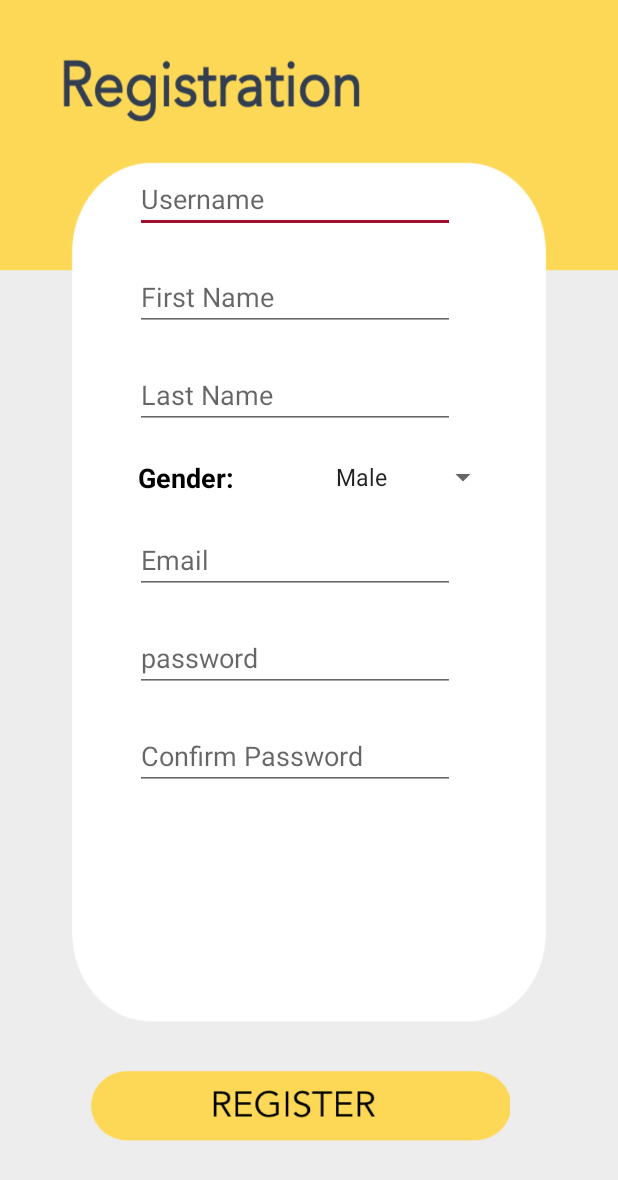
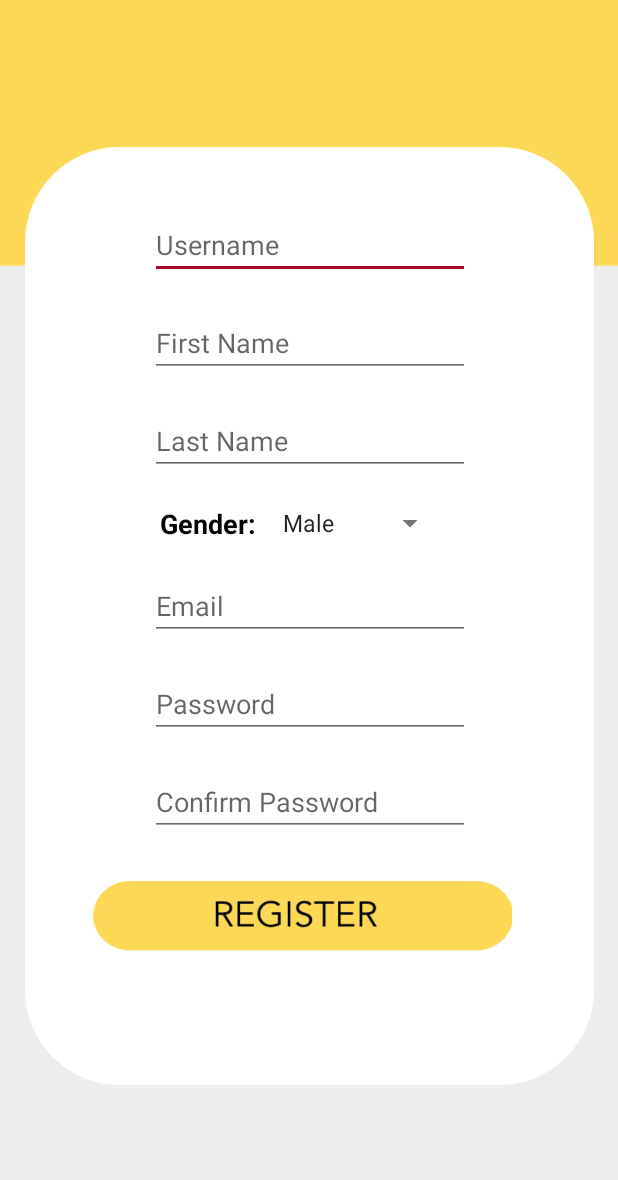
Before and after one commit to z5115095/WorldChef, an Android app: the screen it shows after launch (RegisterActivity), after a tap on "REGISTER NOW!", on a phone screen of 412 x 824 dp. Shown: the top 1180 px of the screen. Run offline under Robolectric (Android 15) with nearby library versions, the light colour scheme and no system bars.

Commit message:
Upgraded favourites, register, splash screen (made it 2 seconds)

```diff
--- a/app/src/main/java/com/example/worldchef/Activities/MainScreenActivity.java
+++ b/app/src/main/java/com/example/worldchef/Activities/MainScreenActivity.java
@@ -55,4 +55,5 @@ public class MainScreenActivity extends AppCompatActivity {
                 (R.id.mainscreen_fragmentB, newFragment).commit();
     }
 
+
 }
--- a/app/src/main/java/com/example/worldchef/Activities/SplashScreenActivity.java
+++ b/app/src/main/java/com/example/worldchef/Activities/SplashScreenActivity.java
@@ -28,7 +28,7 @@ public class SplashScreenActivity extends AppCompatActivity implements AsyncTask
     //Splash screen adapted from https://www.youtube.com/watch?v=jXtof6OUtcE
 
 
-    private static int SPLASH_TIME_OUT = 3000;
+    private static int SPLASH_TIME_OUT = 2000;
     @Override
     protected void onCreate(Bundle savedInstanceState) {
         super.onCreate(savedInstanceState);
--- a/app/src/main/java/com/example/worldchef/Fragments/NavigationFragment.java
+++ b/app/src/main/java/com/example/worldchef/Fragments/NavigationFragment.java
@@ -79,5 +79,4 @@ public class NavigationFragment extends Fragment {
 
 
 
-
 }
--- a/app/src/main/res/layout/activity_register.xml
+++ b/app/src/main/res/layout/activity_register.xml
@@ -4,110 +4,132 @@
     xmlns:tools="http://schemas.android.com/tools"
     android:layout_width="match_parent"
     android:layout_height="match_parent"
-    android:background="@drawable/registerscreen"
+    android:background="@drawable/quizscreenbackgroundnew"
     tools:context=".Activities.RegisterActivity">
+
+    <ImageView
+        android:id="@+id/register_square"
+        android:layout_width="379dp"
+        android:layout_height="640dp"
+        app:layout_constraintBottom_toBottomOf="parent"
+        app:layout_constraintEnd_toEndOf="parent"
+        app:layout_constraintStart_toStartOf="parent"
+        app:layout_constraintTop_toTopOf="parent"
+        app:layout_constraintVertical_bias="0.494"
+        app:srcCompat="@drawable/longsquareshape" />
 
     <EditText
         android:id="@+id/register_username"
         android:layout_width="wrap_content"
         android:layout_height="wrap_content"
-        android:layout_marginStart="90dp"
-        android:layout_marginTop="110dp"
+        android:layout_marginTop="50dp"
         android:ems="10"
         android:hint="@string/username"
         android:inputType="textPersonName"
-        app:layout_constraintStart_toStartOf="parent"
-        app:layout_constraintTop_toTopOf="parent" />
+        app:layout_constraintEnd_toEndOf="@+id/register_square"
+        app:layout_constraintStart_toStartOf="@+id/register_square"
+        app:layout_constraintTop_toTopOf="@+id/register_square" />
 
     <EditText
         android:id="@+id/register_email"
         android:layout_width="wrap_content"
         android:layout_height="wrap_content"
-        android:layout_marginStart="90dp"
         android:layout_marginTop="20dp"
         android:ems="10"
         android:hint="@string/register_email"
         android:inputType="textPersonName"
-        app:layout_constraintStart_toStartOf="parent"
+        app:layout_constraintEnd_toEndOf="@+id/register_square"
+        app:layout_constraintStart_toStartOf="@+id/register_square"
         app:layout_constraintTop_toBottomOf="@+id/register_gender_text" />
 
     <EditText
         android:id="@+id/register_password"
         android:layout_width="wrap_content"
         android:layout_height="wrap_content"
-        android:layout_marginStart="90dp"
         android:layout_marginTop="20dp"
         android:ems="10"
+        android:hint="@string/password"
         android:inputType="textPassword"
-        android:hint="@string/password"
-        app:layout_constraintStart_toStartOf="parent"
+        app:layout_constraintEnd_toEndOf="@+id/register_square"
+        app:layout_constraintStart_toStartOf="@+id/register_square"
         app:layout_constraintTop_toBottomOf="@+id/register_email" />
 
     <EditText
         android:id="@+id/register_confirmpassword"
         android:layout_width="wrap_content"
         android:layout_height="wrap_content"
-        android:layout_marginStart="90dp"
         android:layout_marginTop="20dp"
         android:ems="10"
         android:hint="@string/register_cpass"
         android:inputType="textPassword"
-        app:layout_constraintStart_toStartOf="parent"
+        app:layout_constraintEnd_toEndOf="@+id/register_square"
+        app:layout_constraintStart_toStartOf="@+id/register_square"
         app:layout_constraintTop_toBottomOf="@+id/register_password" />
 
     <Button
         android:id="@+id/register_button"
         android:layout_width="280dp"
         android:layout_height="50dp"
-        android:layout_marginStart="60dp"
-        android:layout_marginBottom="60dp"
+        android:layout_marginStart="44dp"
+        android:layout_marginTop="30dp"
+        android:layout_marginEnd="54dp"
         android:background="@drawable/registerbutton"
-        app:layout_constraintBottom_toBottomOf="parent"
-        app:layout_constraintStart_toStartOf="parent" />
+        app:layout_constraintEnd_toEndOf="@+id/register_square"
+        app:layout_constraintStart_toStartOf="@+id/register_square"
+        app:layout_constraintTop_toBottomOf="@+id/register_confirmpassword" />
 
     <EditText
         android:id="@+id/register_firstname"
         android:layout_width="wrap_content"
         android:layout_height="wrap_content"
-        android:layout_marginStart="90dp"
         android:layout_marginTop="20dp"
         android:ems="10"
         android:hint="@string/register_fname"
         android:inputType="textPersonName"
-        app:layout_constraintStart_toStartOf="parent"
+        app:layout_constraintEnd_toEndOf="@+id/register_square"
+        app:layout_constraintStart_toStartOf="@+id/register_square"
         app:layout_constraintTop_toBottomOf="@+id/register_username" />
 
     <EditText
         android:id="@+id/register_lastname"
         android:layout_width="wrap_content"
         android:layout_height="wrap_content"
-        android:layout_marginStart="90dp"
         android:layout_marginTop="20dp"
         android:ems="10"
         android:hint="@string/register_lname"
         android:inputType="textPersonName"
-        app:layout_constraintStart_toStartOf="parent"
+        app:layout_constraintEnd_toEndOf="@+id/register_square"
+        app:layout_constraintStart_toStartOf="@+id/register_square"
         app:layout_constraintTop_toBottomOf="@+id/register_firstname" />
 
     <TextView
         android:id="@+id/register_gender_text"
         android:layout_width="wrap_content"
         android:layout_height="wrap_content"
-        android:layout_marginStart="92dp"
+        android:layout_marginStart="90dp"
         android:layout_marginTop="20dp"
         android:text="@string/register_gender"
         android:textColor="#000000"
         android:textSize="18sp"
         android:textStyle="bold"
-        app:layout_constraintStart_toStartOf="parent"
+        app:layout_constraintStart_toStartOf="@+id/register_square"
         app:layout_constraintTop_toBottomOf="@+id/register_lastname" />
 
-    <Spinner
-        android:id="@+id/register_gender_spinner"
+    <androidx.cardview.widget.CardView
         android:layout_width="wrap_content"
         android:layout_height="wrap_content"
-        android:layout_marginStart="60dp"
+        android:layout_marginStart="10dp"
         android:layout_marginTop="20dp"
+        app:cardBackgroundColor="@android:color/transparent"
+        app:cardElevation="0dp"
         app:layout_constraintStart_toEndOf="@+id/register_gender_text"
-        app:layout_constraintTop_toBottomOf="@+id/register_lastname" />
+        app:layout_constraintTop_toBottomOf="@+id/register_lastname">
+
+        <Spinner
+            android:id="@+id/register_gender_spinner"
+            android:layout_width="match_parent"
+            android:layout_height="match_parent"
+            android:theme="@style/ThemeOverlay.AppCompat.Light" />
+    </androidx.cardview.widget.CardView>
+
 </androidx.constraintlayout.widget.ConstraintLayout>
```
Also changed, not shown: app/src/main/java/com/example/worldchef/Adapters/SocialAdapter.java (+16 -0 lines), app/src/main/java/com/example/worldchef/Fragments/FavouritesFragment.java (+12 -0 lines), app/src/main/res/drawable/ic_info_black_24dp.xml (added, +9 -0 lines), app/src/main/res/layout/activity_quiz_start_screen.xml (+35 -11 lines), app/src/main/res/layout/fragment_favourites.xml (+9 -0 lines), app/src/main/res/layout/fragment_social.xml (+4 -29 lines), app/src/main/res/layout/user.xml (+28 -4 lines), app/src/main/res/values/strings.xml (+7 -3 lines), app/src/main/res/drawable/socialbackground.png (added), app/src/main/res/drawable/socialfragment.png (deleted), app/src/main/res/drawable/socialfragmentnew.png (deleted).
